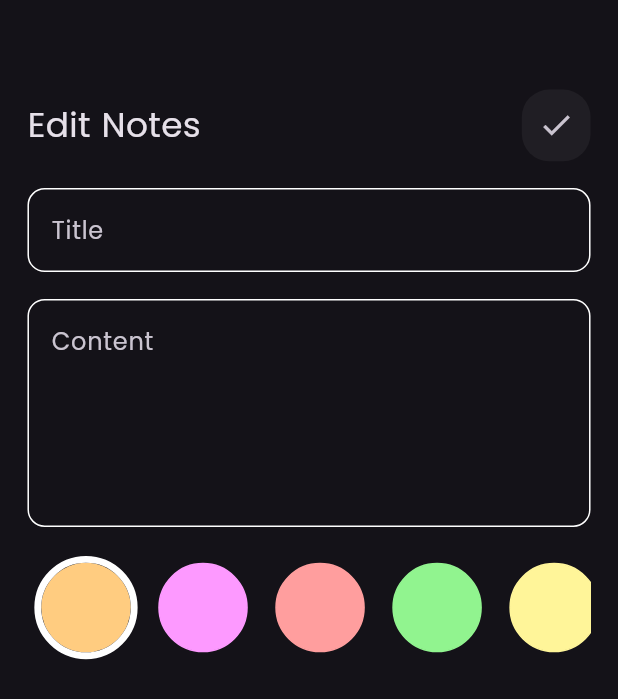
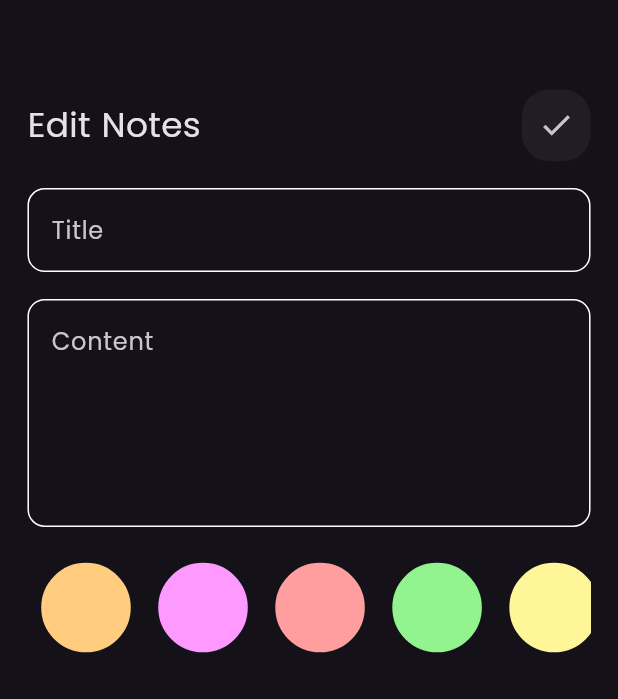
Before and after one commit to radwaadel17/Notes-app, a Flutter app: the EditNoteView screen opened directly with empty values, on a phone screen of 412 x 824 dp. Shown: the top 699 px of the screen. Run offline on Flutter 3.47's test engine with Material 3 defaults, Android fonts, the phone set to English and light mode, and no system bars; our stand-ins replace flutter_bloc, flutter_screenutil, hive, hive_flutter, modal_progress_hud_nsn; accounts and stored records are empty.

Commit message:
add ListViewOfColors for edit note view

```diff
--- a/app/lib/widgets/EditNotesBody.dart
+++ b/app/lib/widgets/EditNotesBody.dart
@@ -1,5 +1,6 @@
 import 'package:app/cubits/Notes%20cubit/Note%20cubit.dart';
 import 'package:app/models/NoteModel.dart';
+import 'package:app/widgets/ContainerColor.dart';
 import 'package:app/widgets/CustomTextField.dart';
 import 'package:app/widgets/ListViewOfColors.dart';
 import 'package:app/widgets/customAppBar.dart';
@@ -60,9 +61,54 @@ class _EditNotesViewBodyState extends State<EditNotesViewBody> {
          SizedBox(
             height: 15.h,
         ),
-         const ListViewOfColors(),
+        ListViewOfColorsUpdated(note: widget.note) ,
         ],
       ),
     );
   }
 }
+class ListViewOfColorsUpdated extends StatefulWidget {
+  const ListViewOfColorsUpdated({super.key, required this.note});
+  final NoteModel note ;
+  @override
+  State<ListViewOfColorsUpdated> createState() => _ListViewOfColorsUpdatedState();
+}
+class _ListViewOfColorsUpdatedState extends State<ListViewOfColorsUpdated> {
+  @override
+   List<Color> colors  = [
+  const Color(0xffFFCC80),
+  const Color(0xffFD99FF),
+  const Color(0xffFF9E9E),
+  const Color(0xff91F48F),
+  const Color(0xffFFF599),
+  const Color(0xffB69CFF),
+  ];
+  int selectedIndex = 0 ;
+  Color selectedColor =   const Color(0xffFFCC80) ;
+
+  Widget build(BuildContext context) {
+    selectedIndex = colors.indexOf(Color(widget.note.color));
+    return SizedBox(
+      height: 60.h,
+      child: ListView.builder(
+        padding: EdgeInsets.zero,
+        scrollDirection: Axis.horizontal,
+        itemCount: colors.length,
+        itemBuilder: (context , index){
+          bool ch = selectedIndex == index;
+         return GestureDetector(
+          onTap: (){
+            selectedIndex = index ;
+            selectedColor = colors[index];
+            widget.note.color = selectedColor.value;
+            setState(() {
+
+            });
+          },
+          child: ContainerColor(
+            ch: ch,
+            color: colors[index]));
+      }),
+    );
+  }
+}
--- a/app/lib/widgets/ListViewOfColors.dart
+++ b/app/lib/widgets/ListViewOfColors.dart
@@ -38,7 +38,7 @@ class _ListViewOfColorsState extends State<ListViewOfColors> {
           onTap: (){
             selectedIndex = index ;
             selectedColor = colors[index];
-            BlocProvider.of<AddNoteCubit>(context).color = selectedColor;
+             BlocProvider.of<AddNoteCubit>(context).color = selectedColor;
             setState(() {
 
             });
```
